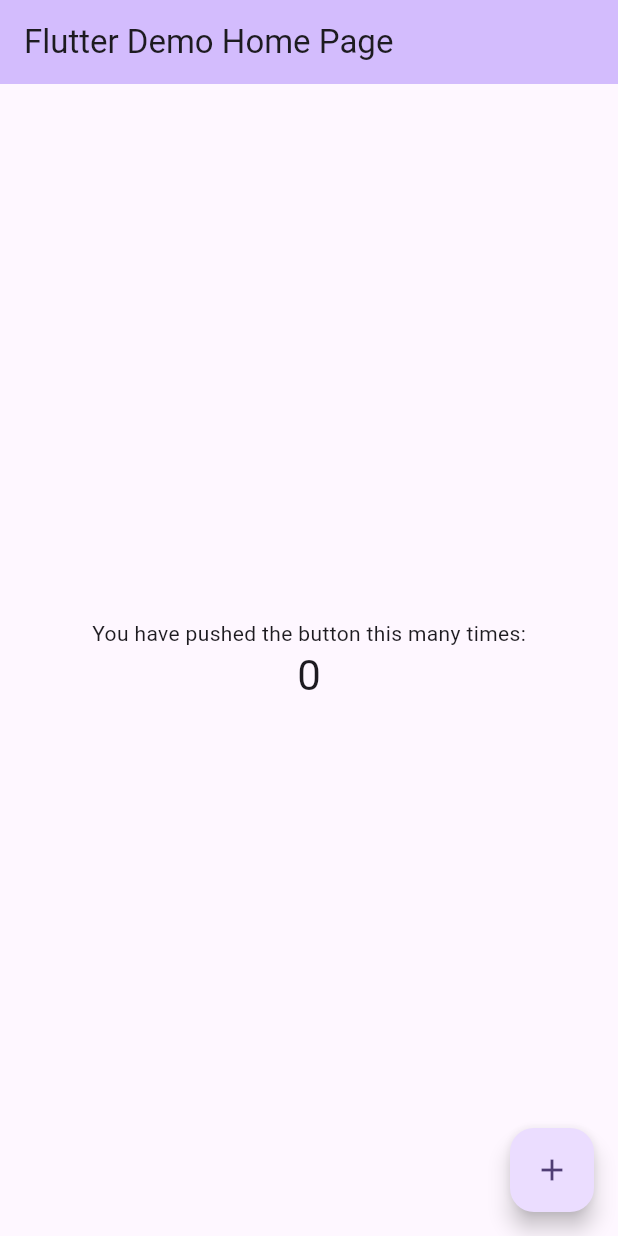
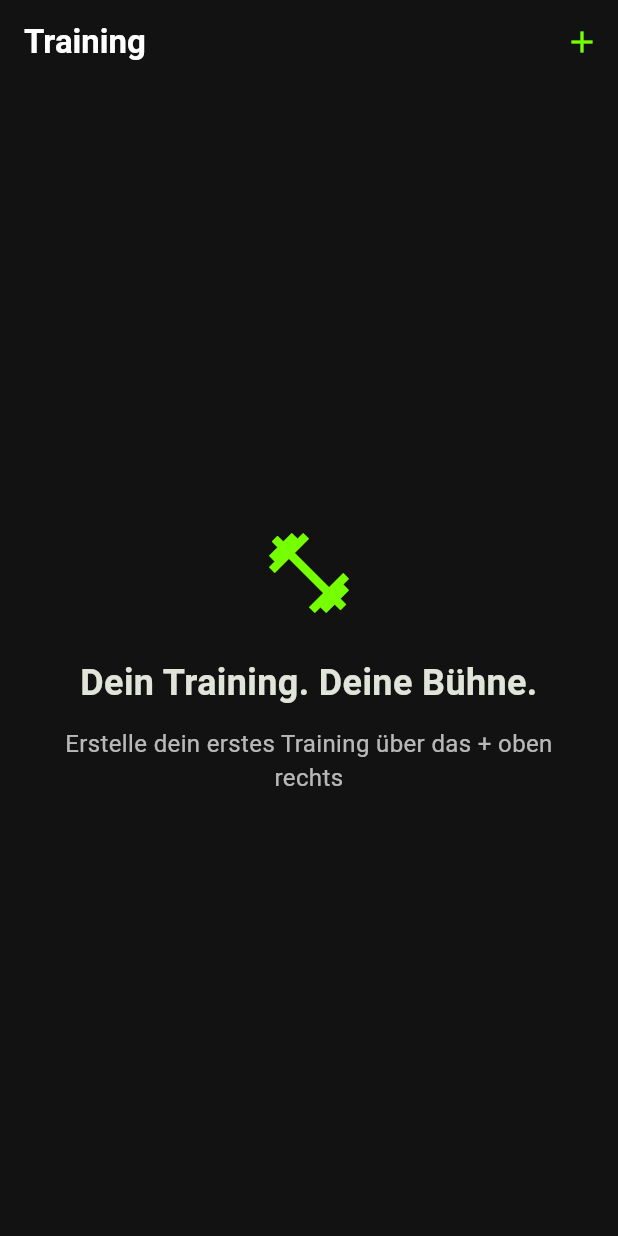
Before and after one commit to JanMeyfarth1999/repstar, a Flutter app: the screen it shows after launch, on a phone screen of 412 x 824 dp. Run offline on Flutter 3.47's test engine with Material 3 defaults, Android fonts, the phone set to English and light mode, and no system bars.

Commit message:
Flutter-Projekt RepStar angelegt

```diff
--- a/lib/main.dart
+++ b/lib/main.dart
@@ -1,121 +1,87 @@
 import 'package:flutter/material.dart';
 
 void main() {
-  runApp(const MyApp());
+  runApp(const RepStarApp());
 }
 
-class MyApp extends StatelessWidget {
-  const MyApp({super.key});
+/// Legt das Design fest und öffnet den Trainingsbereich.
+class RepStarApp extends StatelessWidget {
+  const RepStarApp({super.key});
 
-  // This widget is the root of your application.
   @override
   Widget build(BuildContext context) {
     return MaterialApp(
-      title: 'Flutter Demo',
+      title: 'RepStar',
+      debugShowCheckedModeBanner: false,
       theme: ThemeData(
-        // This is the theme of your application.
-        //
-        // TRY THIS: Try running your application with "flutter run". You'll see
-        // the application has a purple toolbar. Then, without quitting the app,
-        // try changing the seedColor in the colorScheme below to Colors.green
-        // and then invoke "hot reload" (save your changes or press the "hot
-        // reload" button in a Flutter-supported IDE, or press "r" if you used
-        // the command line to start the app).
-        //
-        // Notice that the counter didn't reset back to zero; the application
-        // state is not lost during the reload. To reset the state, use hot
-        // restart instead.
-        //
-        // This works for code too, not just values: Most code changes can be
-        // tested with just a hot reload.
-        colorScheme: .fromSeed(seedColor: Colors.deepPurple),
+        useMaterial3: true,
+        scaffoldBackgroundColor: const Color(0xFF121212),
+        colorScheme: ColorScheme.fromSeed(
+          seedColor: const Color(0xFF76FF03),
+          brightness: Brightness.dark,
+          primary: const Color(0xFF76FF03),
+          surface: const Color(0xFF1E1E1E),
         ),
-      home: const MyHomePage(title: 'Flutter Demo Home Page'),
+        appBarTheme: const AppBarTheme(
+          backgroundColor: Color(0xFF121212),
+          foregroundColor: Colors.white,
+        ),
+      ),
+      home: const TrainingScreen(),
     );
   }
 }
 
-class MyHomePage extends StatefulWidget {
-  const MyHomePage({super.key, required this.title});
-
-  // This widget is the home page of your application. It is stateful, meaning
-  // that it has a State object (defined below) that contains fields that affect
-  // how it looks.
-
-  // This class is the configuration for the state. It holds the values (in this
-  // case the title) provided by the parent (in this case the App widget) and
-  // used by the build method of the State. Fields in a Widget subclass are
-  // always marked "final".
-
-  final String title;
-
-  @override
-  State<MyHomePage> createState() => _MyHomePageState();
-}
-
-class _MyHomePageState extends State<MyHomePage> {
-  int _counter = 0;
-
-  void _incrementCounter() {
-    setState(() {
-      // This call to setState tells the Flutter framework that something has
-      // changed in this State, which causes it to rerun the build method below
-      // so that the display can reflect the updated values. If we changed
-      // _counter without calling setState(), then the build method would not be
-      // called again, and so nothing would appear to happen.
-      _counter++;
-    });
-  }
+/// Zeigt die gespeicherten Trainings an.
+class TrainingScreen extends StatelessWidget {
+  const TrainingScreen({super.key});
 
   @override
   Widget build(BuildContext context) {
-    // This method is rerun every time setState is called, for instance as done
-    // by the _incrementCounter method above.
-    //
-    // The Flutter framework has been optimized to make rerunning build methods
-    // fast, so that you can just rebuild anything that needs updating rather
-    // than having to individually change instances of widgets.
     return Scaffold(
       appBar: AppBar(
-        // TRY THIS: Try changing the color here to a specific color (to
-        // Colors.amber, perhaps?) and trigger a hot reload to see the AppBar
-        // change color while the other colors stay the same.
-        backgroundColor: Theme.of(context).colorScheme.inversePrimary,
-        // Here we take the value from the MyHomePage object that was created by
-        // the App.build method, and use it to set our appbar title.
-        title: Text(widget.title),
+        title: const Text(
+          'Training',
+          style: TextStyle(fontWeight: FontWeight.bold),
         ),
-      body: Center(
-        // Center is a layout widget. It takes a single child and positions it
-        // in the middle of the parent.
+        actions: [
+          IconButton(
+            tooltip: 'Training erstellen',
+            icon: const Icon(Icons.add),
+            color: Theme.of(context).colorScheme.primary,
+            onPressed: () {
+              // Vorläufiger Hinweis, bis die Erstellung eingebaut ist.
+              ScaffoldMessenger.of(context).showSnackBar(
+                const SnackBar(
+                  content: Text('Hier erstellen wir gleich dein Training'),
+                ),
+              );
+            },
+          ),
+        ],
+      ),
+      body: const Center(
+        child: Padding(
+          padding: EdgeInsets.all(24),
           child: Column(
-          // Column is also a layout widget. It takes a list of children and
-          // arranges them vertically. By default, it sizes itself to fit its
-          // children horizontally, and tries to be as tall as its parent.
-          //
-          // Column has various properties to control how it sizes itself and
-          // how it positions its children. Here we use mainAxisAlignment to
-          // center the children vertically; the main axis here is the vertical
-          // axis because Columns are vertical (the cross axis would be
-          // horizontal).
-          //
-          // TRY THIS: Invoke "debug painting" (choose the "Toggle Debug Paint"
-          // action in the IDE, or press "p" in the console), to see the
-          // wireframe for each widget.
-          mainAxisAlignment: .center,
+            mainAxisSize: MainAxisSize.min,
             children: [
-            const Text('You have pushed the button this many times:'),
+              Icon(Icons.fitness_center, size: 64, color: Color(0xFF76Ff03)),
+              SizedBox(height: 24),
               Text(
-              '$_counter',
-              style: Theme.of(context).textTheme.headlineMedium,
+                'Dein Training. Deine Bühne.',
+                textAlign: TextAlign.center,
+                style: TextStyle(fontSize: 24, fontWeight: FontWeight.bold),
+              ),
+              SizedBox(height: 12),
+              Text(
+                'Erstelle dein erstes Training über das + oben rechts',
+                textAlign: TextAlign.center,
+                style: TextStyle(fontSize: 16, color: Colors.white70),
               ),
             ],
           ),
         ),
-      floatingActionButton: FloatingActionButton(
-        onPressed: _incrementCounter,
-        tooltip: 'Increment',
-        child: const Icon(Icons.add),
       ),
     );
   }
```
Lines whose indentation alone changed are shown as unchanged.
